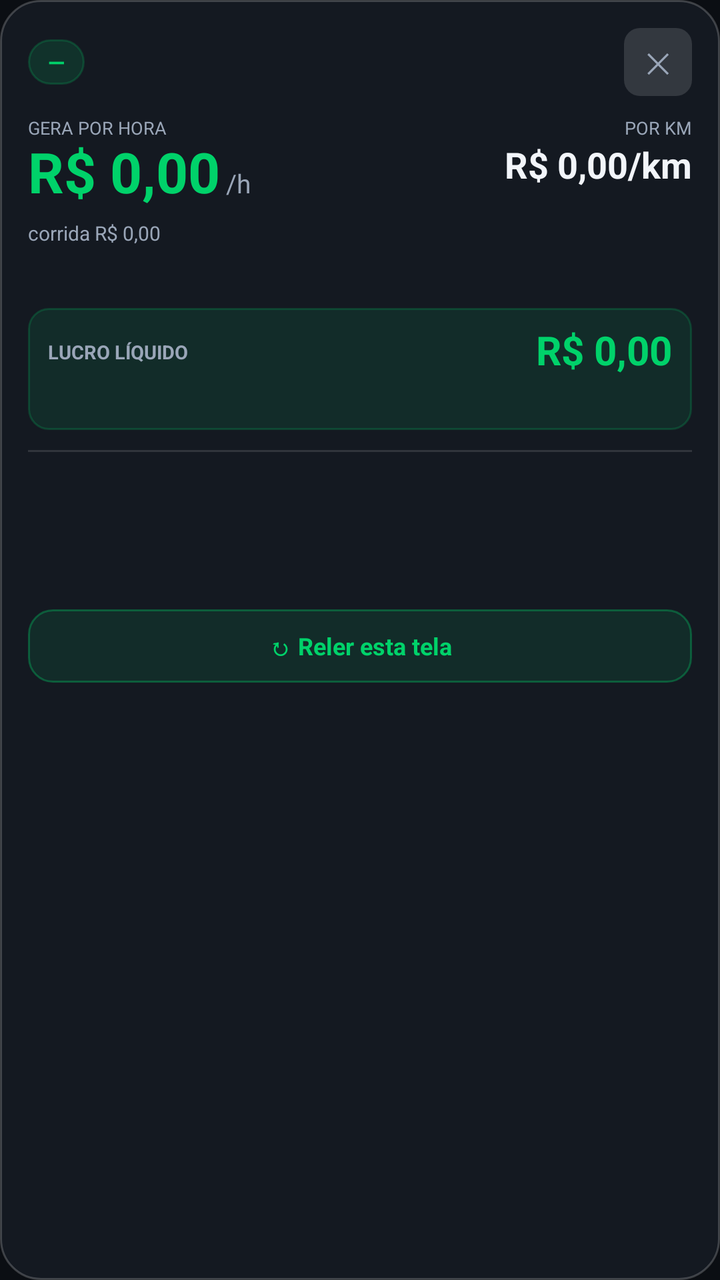
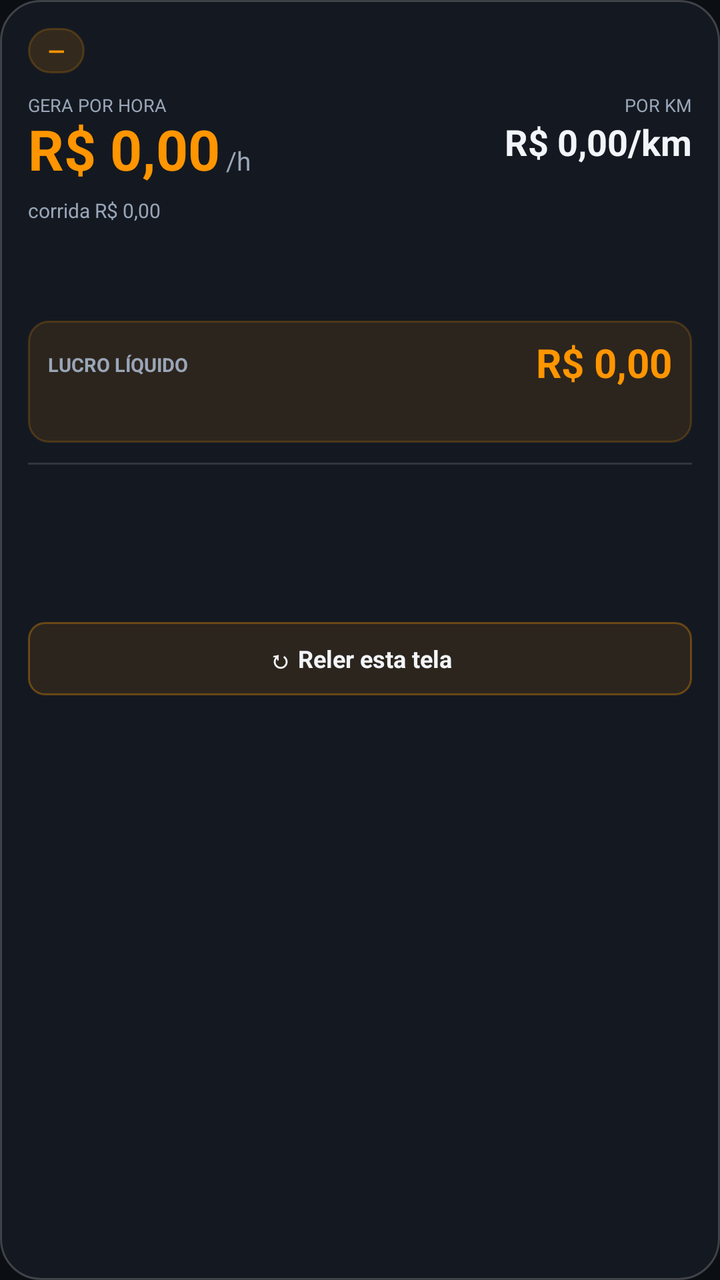

Compare the two renders of this Android layout. The source of the first and the diff that turns it into the second are given below.
<!-- AndroidManifest.xml: application theme Theme.Radar -->
<!-- res/layout/overlay_panel.xml -->
<?xml version="1.0" encoding="utf-8"?>
<LinearLayout xmlns:android="http://schemas.android.com/apk/res/android"
    android:id="@+id/panelRoot"
    android:layout_width="wrap_content"
    android:layout_height="wrap_content"
    android:layout_margin="10dp"
    android:background="@drawable/bg_panel"
    android:orientation="vertical"
    android:padding="14dp">

    <LinearLayout
        android:layout_width="match_parent"
        android:layout_height="wrap_content"
        android:gravity="center_vertical"
        android:orientation="horizontal">

        <TextView
            android:id="@+id/tvVerdict"
            android:layout_width="wrap_content"
            android:layout_height="wrap_content"
            android:background="@drawable/bg_pill"
            android:paddingStart="10dp"
            android:paddingTop="4dp"
            android:paddingEnd="10dp"
            android:paddingBottom="4dp"
            android:text="—"
            android:textColor="@color/green"
            android:textSize="11sp"
            android:textStyle="bold" />

        <TextView
            android:id="@+id/tvApp"
            android:layout_width="0dp"
            android:layout_height="wrap_content"
            android:layout_marginStart="8dp"
            android:layout_weight="1"
            android:maxLines="1"
            android:text=""
            android:textColor="@color/textDim"
            android:textSize="11sp" />

        <TextView
            android:id="@+id/btnClose"
            android:layout_width="34dp"
            android:layout_height="34dp"
            android:background="@drawable/bg_chip"
            android:gravity="center"
            android:text="✕"
            android:textColor="@color/textDim"
            android:textSize="14sp" />
    </LinearLayout>

    
    <LinearLayout
        android:id="@+id/rowMetricas"
        android:layout_width="match_parent"
        android:layout_height="wrap_content"
        android:layout_marginTop="11dp"
        android:orientation="horizontal">

        <LinearLayout
            android:id="@+id/colHora"
            android:layout_width="0dp"
            android:layout_height="wrap_content"
            android:layout_weight="1"
            android:orientation="vertical">

            <TextView
                android:layout_width="wrap_content"
                android:layout_height="wrap_content"
                android:includeFontPadding="false"
                android:text="GERA POR HORA"
                android:textColor="@color/textDim"
                android:textSize="9sp" />

            <LinearLayout
                android:layout_width="wrap_content"
                android:layout_height="wrap_content"
                android:layout_marginTop="1dp"
                android:baselineAligned="true"
                android:orientation="horizontal">

                <TextView
                    android:id="@+id/tvHora"
                    android:layout_width="wrap_content"
                    android:layout_height="wrap_content"
                    android:includeFontPadding="false"
                    android:text="R$ 0,00"
                    android:textColor="@color/green"
                    android:textSize="28sp"
                    android:textStyle="bold" />

                <TextView
                    android:id="@+id/tvHoraSufixo"
                    android:layout_width="wrap_content"
                    android:layout_height="wrap_content"
                    android:layout_marginStart="3dp"
                    android:text="/h"
                    android:textColor="@color/textDim"
                    android:textSize="13sp" />
            </LinearLayout>
        </LinearLayout>

        <LinearLayout
            android:id="@+id/colKm"
            android:layout_width="wrap_content"
            android:layout_height="wrap_content"
            android:gravity="end"
            android:orientation="vertical">

            <TextView
                android:layout_width="wrap_content"
                android:layout_height="wrap_content"
                android:includeFontPadding="false"
                android:gravity="end"
                android:text="POR KM"
                android:textColor="@color/textDim"
                android:textSize="9sp" />

            <TextView
                android:id="@+id/tvKm"
                android:layout_width="wrap_content"
                android:layout_height="wrap_content"
                android:layout_marginTop="3dp"
                android:includeFontPadding="false"
                android:text="R$ 0,00/km"
                android:textColor="@color/text"
                android:textSize="18sp"
                android:textStyle="bold" />
        </LinearLayout>
    </LinearLayout>

    <TextView
        android:id="@+id/tvBruto"
        android:layout_width="match_parent"
        android:layout_height="wrap_content"
        android:layout_marginTop="6dp"
        android:text="corrida R$ 0,00"
        android:textColor="@color/textDim"
        android:textSize="10sp" />

    
    <TextView
        android:id="@+id/tvEnderecos"
        android:layout_width="match_parent"
        android:layout_height="wrap_content"
        android:layout_marginTop="6dp"
        android:lineSpacingExtra="2dp"
        android:text=""
        android:textColor="@color/textDim"
        android:textSize="11sp" />

    
    <LinearLayout
        android:id="@+id/boxLucro"
        android:layout_width="match_parent"
        android:layout_height="wrap_content"
        android:layout_marginTop="10dp"
        android:background="@drawable/bg_lucro"
        android:orientation="vertical"
        android:padding="10dp">

        <LinearLayout
            android:layout_width="match_parent"
            android:layout_height="wrap_content"
            android:gravity="center_vertical"
            android:orientation="horizontal">

            <TextView
                android:layout_width="0dp"
                android:layout_height="wrap_content"
                android:layout_weight="1"
                android:text="LUCRO LÍQUIDO"
                android:textColor="@color/textDim"
                android:textSize="9.5sp"
                android:textStyle="bold" />

            <TextView
                android:id="@+id/tvLucroValor"
                android:layout_width="wrap_content"
                android:layout_height="wrap_content"
                android:includeFontPadding="false"
                android:text="R$ 0,00"
                android:textColor="@color/green"
                android:textSize="20sp"
                android:textStyle="bold" />
        </LinearLayout>

        <TextView
            android:id="@+id/tvLucroSub"
            android:layout_width="match_parent"
            android:layout_height="wrap_content"
            android:layout_marginTop="3dp"
            android:lineSpacingExtra="2dp"
            android:text=""
            android:textColor="@color/textDim"
            android:textSize="10.5sp" />
    </LinearLayout>

    <View
        android:id="@+id/divider"
        android:layout_width="match_parent"
        android:layout_height="1dp"
        android:layout_marginTop="10dp"
        android:layout_marginBottom="8dp"
        android:background="#1FFFFFFF" />

    <TextView
        android:id="@+id/tvResumo"
        android:layout_width="match_parent"
        android:layout_height="wrap_content"
        android:lineSpacingExtra="3dp"
        android:text=""
        android:textColor="@color/text"
        android:textSize="12sp" />

    <TextView
        android:id="@+id/tvCustos"
        android:layout_width="match_parent"
        android:layout_height="wrap_content"
        android:layout_marginTop="6dp"
        android:lineSpacingExtra="3dp"
        android:text=""
        android:textColor="@color/textDim"
        android:textSize="11sp" />

    <TextView
        android:id="@+id/tvMeta"
        android:layout_width="match_parent"
        android:layout_height="wrap_content"
        android:layout_marginTop="8dp"
        android:lineSpacingExtra="2dp"
        android:text=""
        android:textColor="@color/yellow"
        android:textSize="11sp" />

    <TextView
        android:id="@+id/btnRepeat"
        android:layout_width="match_parent"
        android:layout_height="wrap_content"
        android:layout_marginTop="11dp"
        android:background="@drawable/bg_btn_primary"
        android:gravity="center"
        android:paddingTop="10dp"
        android:paddingBottom="10dp"
        android:text="↻ Reler esta tela"
        android:textColor="@color/green"
        android:textSize="12sp"
        android:textStyle="bold" />
</LinearLayout>
<!-- resources referenced by this layout -->
<resources>
  <color name="green">#00D26A</color>
  <color name="text">#F2F5FA</color>
  <color name="textDim">#9AA6B8</color>
  <color name="yellow">#FFC531</color>
  <!-- drawable bg_btn_primary (drawable) -->
  <?xml version="1.0" encoding="utf-8"?>
  <shape xmlns:android="http://schemas.android.com/apk/res/android" android:shape="rectangle">
      <solid android:color="#1A00D26A" />
      <corners android:radius="12dp" />
      <stroke android:width="1dp" android:color="#5500D26A" />
  </shape>
  <!-- drawable bg_chip (drawable) -->
  <?xml version="1.0" encoding="utf-8"?>
  <shape xmlns:android="http://schemas.android.com/apk/res/android" android:shape="rectangle">
      <solid android:color="#22FFFFFF" />
      <corners android:radius="8dp" />
  </shape>
  <!-- drawable bg_lucro (drawable) -->
  <?xml version="1.0" encoding="utf-8"?>
  <shape xmlns:android="http://schemas.android.com/apk/res/android" android:shape="rectangle">
      <solid android:color="#1A00D26A" />
      <stroke android:width="1dp" android:color="#3300D26A" />
      <corners android:radius="10dp" />
  </shape>
  <!-- drawable bg_panel (drawable) -->
  <?xml version="1.0" encoding="utf-8"?>
  <shape xmlns:android="http://schemas.android.com/apk/res/android" android:shape="rectangle">
      <solid android:color="#F2151A22" />
      <corners android:radius="20dp" />
      <stroke android:width="1dp" android:color="#33FFFFFF" />
  </shape>
  <!-- drawable bg_pill (drawable) -->
  <?xml version="1.0" encoding="utf-8"?>
  <shape xmlns:android="http://schemas.android.com/apk/res/android" android:shape="rectangle">
      <solid android:color="#2200D26A" />
      <corners android:radius="999dp" />
      <stroke android:width="1dp" android:color="#3300D26A" />
  </shape>
  <style name="Theme.Radar" parent="Theme.MaterialComponents.NoActionBar">
          <item name="android:statusBarColor">@color/bg</item>
          <item name="android:navigationBarColor">@color/bg</item>
          <item name="android:windowBackground">@color/bg</item>
          <item name="android:textColorPrimary">@color/text</item>
          <item name="android:textColorSecondary">@color/textDim</item>
          <item name="colorPrimary">@color/green</item>
          <item name="colorSecondary">@color/blue</item>
          <item name="colorOnPrimary">#04120A</item>
          <item name="android:textColorHint">@color/textDim</item>
          <item name="android:forceDarkAllowed" tools:targetApi="q">false</item>
      </style>
  <color name="bg">#0B0E13</color>
  <color name="blue">#4C8DFF</color>
</resources>

<!-- the commit's change to res/layout/overlay_panel.xml (unified diff, before → after) -->
@@ -1,10 +1,13 @@
 <?xml version="1.0" encoding="utf-8"?>
 <LinearLayout xmlns:android="http://schemas.android.com/apk/res/android"
+    xmlns:app="http://schemas.android.com/apk/res-auto"
     android:id="@+id/panelRoot"
     android:layout_width="wrap_content"
     android:layout_height="wrap_content"
     android:layout_margin="10dp"
     android:background="@drawable/bg_panel"
+    android:clickable="true"
+    android:focusable="true"
     android:orientation="vertical"
     android:padding="14dp">
 
@@ -24,7 +27,7 @@
             android:paddingEnd="10dp"
             android:paddingBottom="4dp"
             android:text="—"
-            android:textColor="@color/green"
+            android:textColor="@color/orange"
             android:textSize="11sp"
             android:textStyle="bold" />
 
@@ -38,16 +41,6 @@
             android:text=""
             android:textColor="@color/textDim"
             android:textSize="11sp" />
-
-        <TextView
-            android:id="@+id/btnClose"
-            android:layout_width="34dp"
-            android:layout_height="34dp"
-            android:background="@drawable/bg_chip"
-            android:gravity="center"
-            android:text="✕"
-            android:textColor="@color/textDim"
-            android:textSize="14sp" />
     </LinearLayout>
 
     
@@ -86,7 +79,7 @@
                     android:layout_height="wrap_content"
                     android:includeFontPadding="false"
                     android:text="R$ 0,00"
-                    android:textColor="@color/green"
+                    android:textColor="@color/orange"
                     android:textSize="28sp"
                     android:textStyle="bold" />
 
@@ -141,6 +134,16 @@
 
     
     <TextView
+        android:id="@+id/tvMinuto"
+        android:layout_width="match_parent"
+        android:layout_height="wrap_content"
+        android:layout_marginTop="3dp"
+        android:text=""
+        android:textColor="@color/textDim"
+        android:textSize="11sp" />
+
+    
+    <TextView
         android:id="@+id/tvEnderecos"
         android:layout_width="match_parent"
         android:layout_height="wrap_content"
@@ -181,7 +184,7 @@
                 android:layout_height="wrap_content"
                 android:includeFontPadding="false"
                 android:text="R$ 0,00"
-                android:textColor="@color/green"
+                android:textColor="@color/orange"
                 android:textSize="20sp"
                 android:textStyle="bold" />
         </LinearLayout>
@@ -244,7 +247,7 @@
         android:paddingTop="10dp"
         android:paddingBottom="10dp"
         android:text="↻ Reler esta tela"
-        android:textColor="@color/green"
+        android:textColor="@color/text"
         android:textSize="12sp"
         android:textStyle="bold" />
 </LinearLayout>
<!-- resource entries referenced after the edit -->
@@ -1,27 +1,21 @@
 <!-- resources referenced by this layout -->
 <resources>
-  <color name="green">#00D26A</color>
+  <color name="orange">#FF9500</color>
   <color name="text">#F2F5FA</color>
   <color name="textDim">#9AA6B8</color>
   <color name="yellow">#FFC531</color>
   <!-- drawable bg_btn_primary (drawable) -->
   <?xml version="1.0" encoding="utf-8"?>
   <shape xmlns:android="http://schemas.android.com/apk/res/android" android:shape="rectangle">
-      <solid android:color="#1A00D26A" />
-      <corners android:radius="12dp" />
-      <stroke android:width="1dp" android:color="#5500D26A" />
-  </shape>
-  <!-- drawable bg_chip (drawable) -->
-  <?xml version="1.0" encoding="utf-8"?>
-  <shape xmlns:android="http://schemas.android.com/apk/res/android" android:shape="rectangle">
-      <solid android:color="#22FFFFFF" />
+      <solid android:color="#1AFF9500" />
       <corners android:radius="8dp" />
+      <stroke android:width="1dp" android:color="#55FF9500" />
   </shape>
   <!-- drawable bg_lucro (drawable) -->
   <?xml version="1.0" encoding="utf-8"?>
   <shape xmlns:android="http://schemas.android.com/apk/res/android" android:shape="rectangle">
-      <solid android:color="#1A00D26A" />
-      <stroke android:width="1dp" android:color="#3300D26A" />
+      <solid android:color="#1AFF9500" />
+      <stroke android:width="1dp" android:color="#33FF9500" />
       <corners android:radius="10dp" />
   </shape>
   <!-- drawable bg_panel (drawable) -->
@@ -34,9 +28,9 @@
   <!-- drawable bg_pill (drawable) -->
   <?xml version="1.0" encoding="utf-8"?>
   <shape xmlns:android="http://schemas.android.com/apk/res/android" android:shape="rectangle">
-      <solid android:color="#2200D26A" />
+      <solid android:color="#22FF9500" />
       <corners android:radius="999dp" />
-      <stroke android:width="1dp" android:color="#3300D26A" />
+      <stroke android:width="1dp" android:color="#33FF9500" />
   </shape>
   <style name="Theme.Radar" parent="Theme.MaterialComponents.NoActionBar">
           <item name="android:statusBarColor">@color/bg</item>
@@ -44,9 +38,9 @@
           <item name="android:windowBackground">@color/bg</item>
           <item name="android:textColorPrimary">@color/text</item>
           <item name="android:textColorSecondary">@color/textDim</item>
-          <item name="colorPrimary">@color/green</item>
+          <item name="colorPrimary">@color/orange</item>
           <item name="colorSecondary">@color/blue</item>
-          <item name="colorOnPrimary">#04120A</item>
+          <item name="colorOnPrimary">#101418</item>
           <item name="android:textColorHint">@color/textDim</item>
           <item name="android:forceDarkAllowed" tools:targetApi="q">false</item>
       </style>
